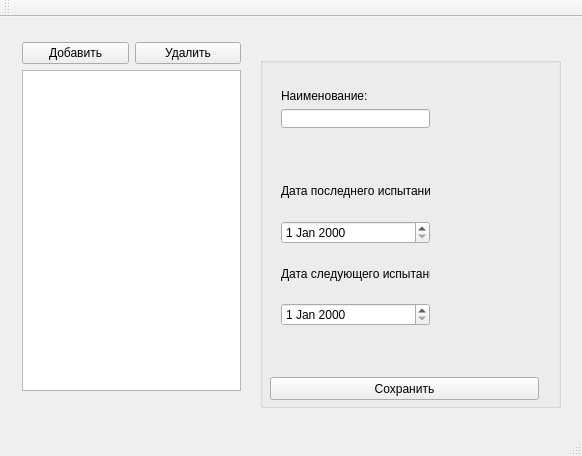
moldanova/electric_testing, file mainwindow.ui: the form before one commit.
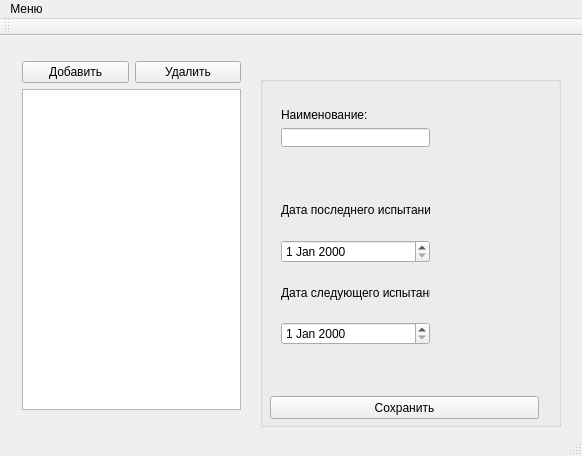
The form after the commit.

What changed in the file:
```diff
--- a/mainwindow.ui
+++ b/mainwindow.ui
@@ -146,6 +146,13 @@
      <height>21</height>
     </rect>
    </property>
+   <widget class="QMenu" name="menu">
+    <property name="title">
+     <string>Меню</string>
+    </property>
+    <addaction name="PredictionTests"/>
+   </widget>
+   <addaction name="menu"/>
   </widget>
   <widget class="QToolBar" name="mainToolBar">
    <attribute name="toolBarArea">
```
Left out of the diff: 8 changed lines with no effect on the pictures.
